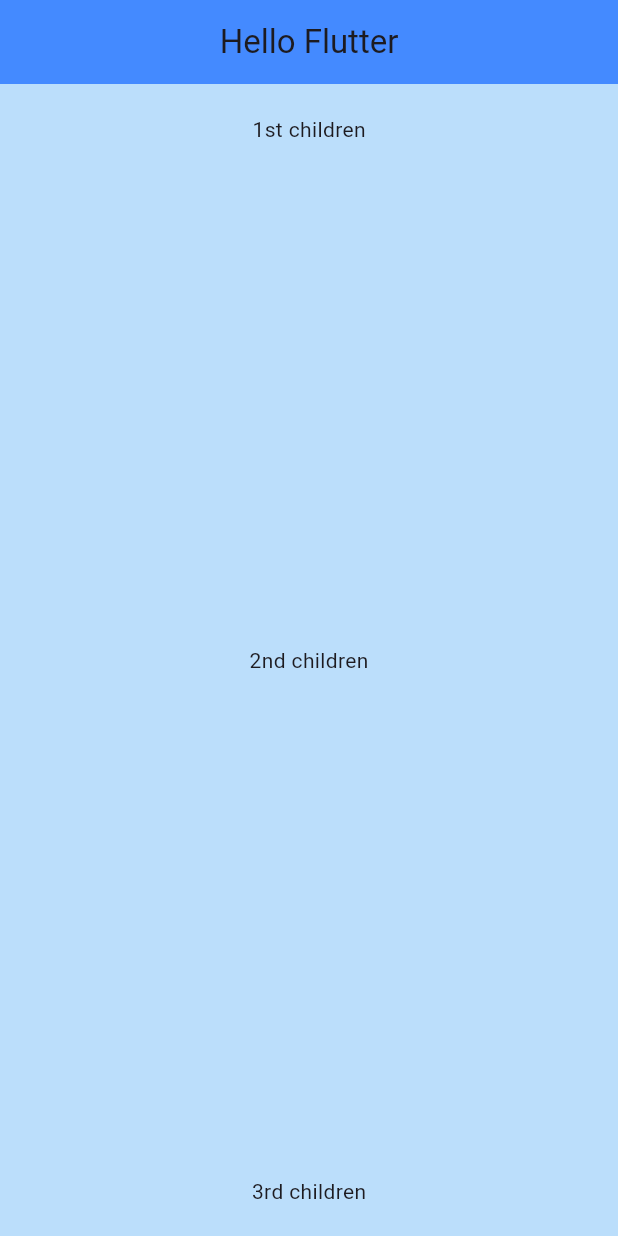
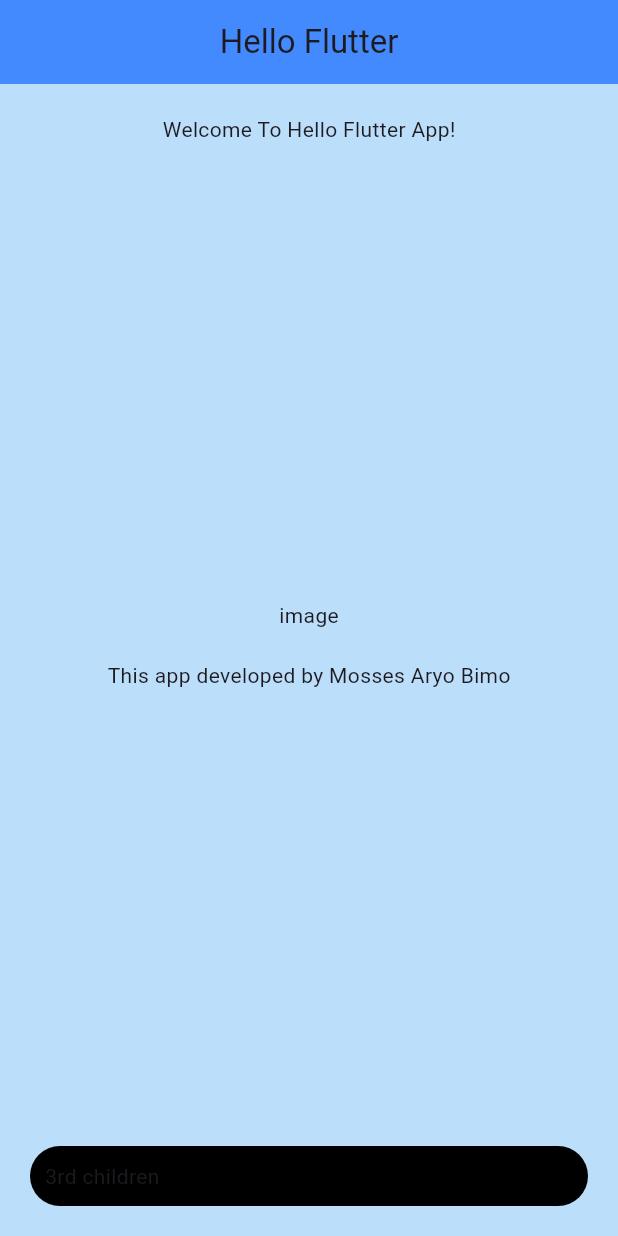
Before and after one commit to MossesAryo/Hello-Flutter-App, a Flutter app: the screen it shows after launch, on a phone screen of 412 x 824 dp. Run offline on Flutter 3.47's test engine with Material 3 defaults, Android fonts, the phone set to English and light mode, and no system bars.

Commit message:
Widget Basics,Wrapping & More

```diff
--- a/lib/main.dart
+++ b/lib/main.dart
@@ -23,9 +23,21 @@ class MyApp extends StatelessWidget {
             mainAxisAlignment: MainAxisAlignment.spaceBetween,
             crossAxisAlignment: CrossAxisAlignment.center,
             children: [
-              Text("1st children"),
-              Text("2nd children"),
-              Text("3rd children"),
+              Text("Welcome To Hello Flutter App!"),
+              Column(
+                children: [
+                  Text("image"),
+                  SizedBox(height: 20),
+                  Text("This app developed by Mosses Aryo Bimo"),
+                ],
+              ),
+              Container(
+                  padding: EdgeInsets.all(10),
+                  width: double.infinity,
+                  decoration: BoxDecoration(
+                      color: Colors.black,
+                      borderRadius: BorderRadius.circular(20)),
+                  child: Text("3rd children")),
             ],
           ),
         ),
```
